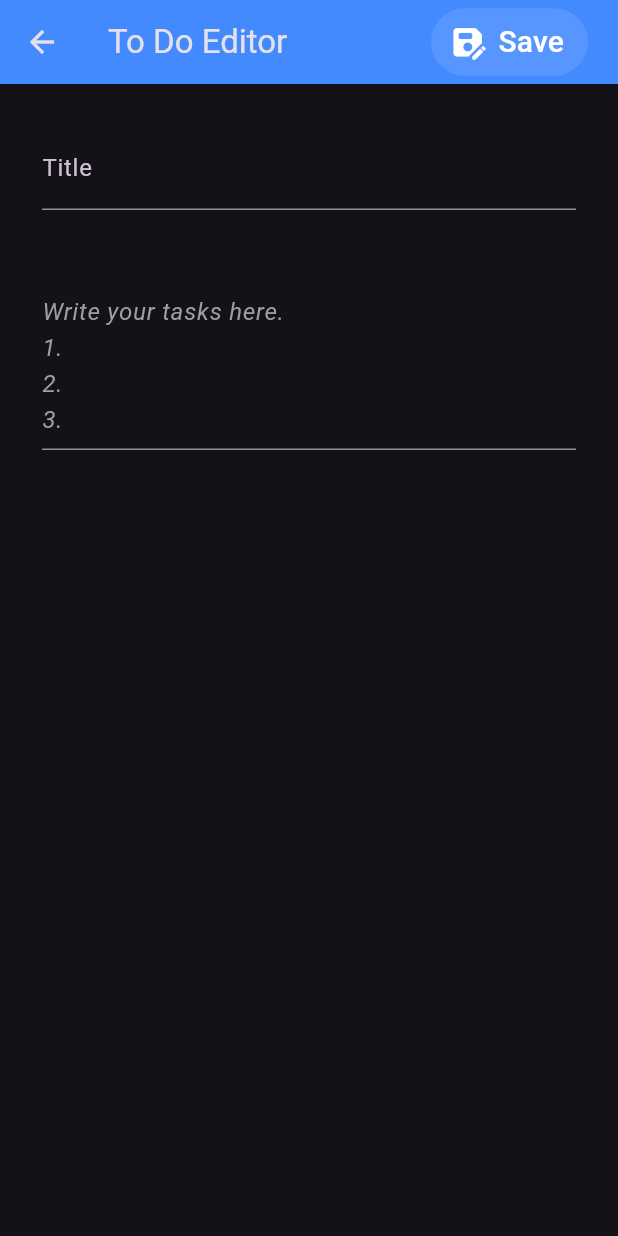
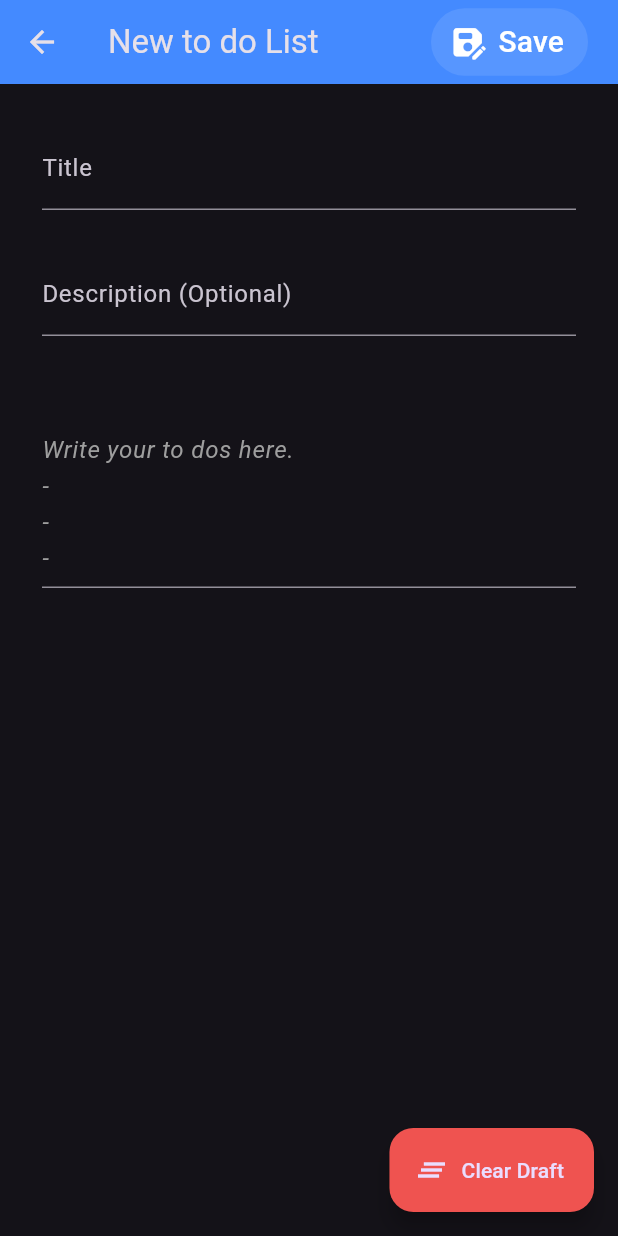
Before and after one commit to falbloshi/2-do, a Flutter app: the screen it shows after launch, after a tap on "New Tasks", on a phone screen of 412 x 824 dp. Run offline on Flutter 3.47's test engine with Material 3 defaults, Android fonts, the phone set to English and light mode, and no system bars; our stand-ins replace hive_flutter; accounts and stored records are empty.

Commit message:
Add Hive Box and Draft

```diff
--- a/lib/main.dart
+++ b/lib/main.dart
@@ -1,7 +1,11 @@
+import 'package:flutter/material.dart';
+import 'package:hive_flutter/hive_flutter.dart';
 import 'package:two_do/pages/home_page.dart';
-import 'package:flutter/material.dart';
 
-void main() {
+void main() async {
+  WidgetsFlutterBinding.ensureInitialized();
+  await Hive.initFlutter();
+  await Hive.openBox('tasksBox');
   runApp(const MainApp());
 }
 
--- a/lib/pages/new_task_page.dart
+++ b/lib/pages/new_task_page.dart
@@ -1,7 +1,28 @@
 import 'package:flutter/material.dart';
+import 'package:hive_flutter/adapters.dart';
+
+class DraftManager {
+  static String? draftTitle;
+  static String? draftDesc;
+  static String? draftTasks;
+
+  static void saveDraft(String title, String desc, String tasks) {
+    draftTitle = title;
+    draftDesc = desc;
+    draftTasks = tasks;
+  }
+
+  static void clearDraft() {
+    draftTitle = null;
+    draftDesc = null;
+    draftTasks = null;
+  }
+}
 
 class NewTaskPage extends StatefulWidget {
-  const NewTaskPage({super.key});
+  final int? taskIndex;
+
+  const NewTaskPage({super.key, this.taskIndex});
 
   @override
   State<NewTaskPage> createState() => _NewTaskPageState();
@@ -9,20 +30,104 @@ class NewTaskPage extends StatefulWidget {
 
 class _NewTaskPageState extends State<NewTaskPage> {
   final titleController = TextEditingController();
-  final taskController = TextEditingController();
+  final descController = TextEditingController();
+  final tasksController = TextEditingController();
+
+  late final Box tasksBox = Hive.box('tasksBox');
+
+  @override
+  void initState() {
+    super.initState();
+
+    if (widget.taskIndex != null) {
+      final list = (tasksBox.getAt(widget.taskIndex!) as List).cast<String>();
+
+      titleController.text = list[0];
+      descController.text = list[1];
+      tasksController.text = list.sublist(2).join('\n');
+    } else {
+      titleController.text = DraftManager.draftTitle ?? '';
+      descController.text = DraftManager.draftDesc ?? '';
+      tasksController.text = DraftManager.draftTasks ?? '';
+    }
+  }
+
+  void showSnack(String msg, {Colors? color}) {
+    ScaffoldMessenger.of(context).showSnackBar(
+      SnackBar(
+        behavior: SnackBarBehavior.floating,
+        width: 400,
+        backgroundColor: Colors.green[600],
+        duration: Duration(milliseconds: 2500),
+        content: Center(
+          child: Text(msg, style: TextStyle(color: Colors.yellow[100])),
+        ),
+      ),
+    );
+  }
+
+  @override
+  void dispose() {
+    if (widget.taskIndex == null) {
+      DraftManager.saveDraft(
+        titleController.text,
+        descController.text,
+        tasksController.text,
+      );
+    }
+    super.dispose();
+  }
+
+  void validateAndSaveForm() {
+    final isEditing = widget.taskIndex != null;
+
+    if (titleController.text.isEmpty) {
+      return showSnack('Title is empty');
+    }
+    if (tasksController.text.isEmpty) {
+      return showSnack('To do list is empty');
+    }
+
+    final tasks = tasksController.text
+        .split('\n')
+        .where((t) => t.trim().isNotEmpty)
+        .toList();
+
+    final emptyDesc = descController.text.trim().isEmpty
+        ? ''
+        : descController.text.trim();
+
+    final newNote = <String>[
+      titleController.text.trim(),
+      emptyDesc,
+      ...tasks.map((e) => e.toString().trim()),
+    ];
+
+    if (isEditing) {
+      tasksBox.putAt(widget.taskIndex!, newNote);
+      showSnack('"${titleController.text}" has been updated!');
+    } else {
+      tasksBox.add(newNote);
+      showSnack('"${titleController.text}" has been saved!');
+      DraftManager.clearDraft();
+    }
+  }
+
   @override
   Widget build(BuildContext context) {
+    final isEditing = widget.taskIndex != null;
+    final appColor = isEditing ? Colors.green[400] : Colors.blueAccent;
+    final appTitle = isEditing
+        ? 'Editing ${titleController.text}'
+        : 'New to do List';
+
     return Scaffold(
       appBar: AppBar(
-        title: const Text('To Do Editor'),
-        backgroundColor: Colors.blueAccent,
+        title: Text(appTitle),
+        backgroundColor: appColor,
         actions: [
           TextButton.icon(
-            onPressed: () {
-              final newNote = taskController.text.split('\n');
-              newNote.insert(0, titleController.text);
-              print(newNote);
-            },
+            onPressed: validateAndSaveForm,
             icon: const Icon(Icons.save_as_rounded, size: 25),
             label: Text('Save', style: TextStyle(fontSize: 20)),
             style: TextButton.styleFrom(
@@ -33,22 +138,43 @@ class _NewTaskPageState extends State<NewTaskPage> {
           SizedBox(width: 20),
         ],
       ),
+
       body: EntryForm(
         titleController: titleController,
-        taskController: taskController,
+        descController: descController,
+        tasksController: tasksController,
       ),
+
+      floatingActionButton: widget.taskIndex == null
+          ? FloatingActionButton.extended(
+              onPressed: () {
+                setState(() {
+                  titleController.clear();
+                  descController.clear();
+                  tasksController.clear();
+                  DraftManager.clearDraft();
+                });
+                showSnack('Draft cleared');
+              },
+              icon: Icon(Icons.clear_all),
+              label: Text('Clear Draft'),
+              backgroundColor: Colors.red[400],
+            )
+          : null,
     );
   }
 }
 
 class EntryForm extends StatelessWidget {
   final TextEditingController titleController;
-  final TextEditingController taskController;
+  final TextEditingController descController;
+  final TextEditingController tasksController;
 
   const EntryForm({
     super.key,
     required this.titleController,
-    required this.taskController,
+    required this.descController,
+    required this.tasksController,
   });
 
   @override
@@ -61,18 +187,27 @@ class EntryForm extends StatelessWidget {
             controller: titleController,
             decoration: InputDecoration(labelText: 'Title'),
           ),
-          SizedBox(height: 48),
+
+          SizedBox(height: 28),
+
+          TextField(
+            controller: descController,
+            decoration: InputDecoration(labelText: 'Description (Optional)'),
+          ),
+
+          SizedBox(height: 56),
+
           TextFormField(
-            controller: taskController,
+            controller: tasksController,
             minLines: 3,
             maxLines: null,
             decoration: InputDecoration(
               border: UnderlineInputBorder(),
-              hintText: 'Write your tasks here. \n1.\n2.\n3.',
+              hintText: 'Write your to dos here. \n- \n- \n- ',
               hintStyle: TextStyle(
                 fontSize: 16,
                 fontStyle: FontStyle.italic,
-                color: Colors.grey, // change this to whatever fits
+                color: Colors.grey,
               ),
             ),
           ),
--- a/lib/pages/task_page.dart
+++ b/lib/pages/task_page.dart
@@ -1,4 +1,5 @@
 import 'package:flutter/material.dart';
+import 'package:hive_flutter/adapters.dart';
 import 'package:two_do/pages/new_task_page.dart';
 
 class TaskPage extends StatefulWidget {
@@ -9,57 +10,47 @@ class TaskPage extends StatefulWidget {
 }
 
 class _TaskPageState extends State<TaskPage> {
-  List<List<String>> notesData = [
-    ['Shopping List', 'Milk', 'Eggs', 'Bread', 'Cheese'],
-    [
-      'Meeting Minutes',
-      'Discussed Q3 results.',
-      'Agreed on new marketing strategy.',
-      'Follow-up: Contact vendor X.',
-    ],
-    ['Travel Checklist', 'Passport', 'Tickets', 'Chargers', 'Food'],
-  ];
+  Box get tasksBox => Hive.box('tasksBox');
 
-  void deleteNote(int index) {
-    String deletedTitle = notesData[index][0];
+  void deleteTaskList(int index) async {
+    final task = tasksBox.getAt(index) as List;
+    final deletedName = task[0];
+
+    await Future.delayed(const Duration(milliseconds: 600));
+
+    tasksBox.deleteAt(index);
+    ScaffoldMessenger.of(context).showSnackBar(
+      SnackBar(
+        duration: const Duration(milliseconds: 800),
+        content: Text('Deleted "$deletedName"'),
+      ),
+    );
+  }
+
+  void deleteTask(int listIndex, int itemIndex) {
+    final task = tasksBox.getAt(listIndex) as List;
+    final removedItem = task[itemIndex + 2];
+    final title = task[0];
+
+    task.removeAt(itemIndex + 2);
+    tasksBox.putAt(listIndex, task);
 
     ScaffoldMessenger.of(context).showSnackBar(
       SnackBar(
-        duration: Duration(milliseconds: 800),
-        content: Text('Deleted "$deletedTitle"'),
+        duration: const Duration(milliseconds: 800),
+        content: Text('Removed "$removedItem" from "$title"'),
       ),
     );
 
-    setState(() {
-      notesData.removeAt(index);
-    });
-  }
-
-  void deleteItem(int noteIndex, int itemIndex) {
-    String deletedItem = notesData[noteIndex][itemIndex + 1];
-    String noteTitle = notesData[noteIndex][0];
-
+    if (task.length == 2) {
+      tasksBox.deleteAt(listIndex);
       ScaffoldMessenger.of(context).showSnackBar(
         SnackBar(
-        duration: Duration(milliseconds: 800),
-        content: Text('Removed "$deletedItem" from "$noteTitle"'),
-      ),
-    );
-
-    setState(() {
-      notesData[noteIndex].removeAt(itemIndex + 1);
-
-      if (notesData[noteIndex].length == 1) {
-        notesData.removeAt(noteIndex);
-
-        ScaffoldMessenger.of(context).showSnackBar(
-          SnackBar(
-            duration: Duration(milliseconds: 800),
-            content: Text('Removed "$noteTitle" — emptied tasks!'),
+          duration: const Duration(milliseconds: 800),
+          content: Text('Removed "$title" — emptied tasks!'),
         ),
       );
     }
-    });
   }
 
   @override
@@ -70,38 +61,51 @@ class _TaskPageState extends State<TaskPage> {
         backgroundColor: Colors.red,
         actions: [
           TextButton.icon(
-            onPressed: () {
-              Navigator.push(
+            onPressed: () async {
+              await Navigator.push(
                 context,
-                MaterialPageRoute<void>(
-                  builder: (context) => const NewTaskPage(),
+                MaterialPageRoute(
+                  builder: (_) => const NewTaskPage(taskIndex: null),
                 ),
               );
             },
-            icon: const Icon(Icons.mode_edit, size: 25),
-            label: Text('New Tasks', style: TextStyle(fontSize: 20)),
+            icon: const Icon(Icons.add_rounded, size: 25),
+            label: const Text('New Tasks', style: TextStyle(fontSize: 18)),
             style: TextButton.styleFrom(
               foregroundColor: Colors.white,
               backgroundColor: Colors.white10,
             ),
           ),
-          SizedBox(width: 20),
+          const SizedBox(width: 20),
         ],
       ),
-      body: ListView.builder(
+
+      body: ValueListenableBuilder(
+        valueListenable: tasksBox.listenable(),
+        builder: (context, Box box, _) {
+          if (box.isEmpty) {
+            return const Center(child: Text('No tasks yet'));
+          }
+
+          return ListView.builder(
             padding: const EdgeInsets.all(8),
-        itemCount: notesData.length,
+            itemCount: box.length,
             itemBuilder: (context, index) {
-          List<String> notesList = notesData[index];
-          String title = notesList[0];
-          List<String> items = notesList.sublist(1);
+              final raw = (box.getAt(index) as List).cast<String>();
+
+              final title = raw[0];
+              final subtitle = raw[1];
+              final tasks = raw.sublist(2);
 
               return NoteCard(
+                taskListIndex: index,
                 title: title,
-            items: items,
-            noteIndex: index,
-            onDeleteNote: () => deleteNote(index),
-            onDeleteItem: (index, itemIndex) => deleteItem(index, itemIndex),
+                subtitle: subtitle,
+                tasks: tasks,
+                onDeleteTaskList: () => deleteTaskList(index),
+                onDeleteTask: deleteTask,
+              );
+            },
           );
         },
       ),
@@ -111,40 +115,59 @@ class _TaskPageState extends State<TaskPage> {
 
 class NoteCard extends StatelessWidget {
   final String title;
-  final List<String> items;
-  final int noteIndex;
-  final VoidCallback onDeleteNote;
-  final Function(int noteIndex, int itemIndex) onDeleteItem;
+  final String subtitle;
+  final List<String> tasks;
+  final int taskListIndex;
+  final VoidCallback onDeleteTaskList;
+  final Function(int listIndex, int itemIndex) onDeleteTask;
 
   const NoteCard({
     super.key,
-    required this.noteIndex,
+    required this.taskListIndex,
     required this.title,
-    required this.items,
-    required this.onDeleteNote,
-    required this.onDeleteItem,
+    required this.subtitle,
+    required this.tasks,
+    required this.onDeleteTaskList,
+    required this.onDeleteTask,
   });
 
   @override
   Widget build(BuildContext context) {
     return Card(
       margin: const EdgeInsets.symmetric(vertical: 8),
-      elevation: 2,
+
+      elevation: 1,
       child: ExpansionTile(
-        title: Text(
-          title,
-          style: const TextStyle(fontWeight: FontWeight.bold, fontSize: 16),
-        ),
-        leading: const Icon(Icons.bookmark_outlined, color: Colors.amberAccent),
+        controlAffinity: ListTileControlAffinity.leading,
+        initiallyExpanded: true,
+        shape: const Border(),
+        title: Text(title, style: const TextStyle(fontWeight: FontWeight.bold)),
+        subtitle: Text(subtitle),
+
         trailing: Row(
           mainAxisSize: MainAxisSize.min,
           children: [
             IconButton(
-              icon: const Icon(Icons.delete, color: Colors.pinkAccent),
+              icon: const Icon(Icons.edit, color: Colors.amber),
+              onPressed: () async {
+                await Navigator.push(
+                  context,
+                  MaterialPageRoute(
+                    builder: (_) => NewTaskPage(taskIndex: taskListIndex),
+                  ),
+                );
+              },
+            ),
+            SizedBox(width: 8),
+            IconButton(
+              icon: const Icon(
+                Icons.delete_forever_outlined,
+                color: Colors.pinkAccent,
+              ),
               onPressed: () {
                 showDialog(
                   context: context,
-                  builder: (context) => AlertDialog(
+                  builder: (_) => AlertDialog(
                     title: const Text('Delete Note'),
                     content: Text('Delete "$title"?'),
                     actions: [
@@ -155,7 +178,7 @@ class NoteCard extends StatelessWidget {
                       TextButton(
                         onPressed: () {
                           Navigator.pop(context);
-                          onDeleteNote();
+                          onDeleteTaskList();
                         },
                         child: const Text('Delete'),
                       ),
@@ -164,37 +187,22 @@ class NoteCard extends StatelessWidget {
                 );
               },
             ),
-            const Icon(Icons.expand_more),
           ],
         ),
-        children: items.map((item) {
+
+        children: tasks.asMap().entries.map((entry) {
+          final idx = entry.key;
+          final task = entry.value;
+
           return Dismissible(
-            background: Container(
-              decoration: BoxDecoration(
-                color: Color.fromARGB(255, 230, 90, 125),
-              ),
-            ),
-            key: Key(item[noteIndex]),
-            onDismissed: (direction) {
-              ScaffoldMessenger.of(context).showSnackBar(
-                SnackBar(
-                  behavior: SnackBarBehavior.floating,
-                  width: 300.0,
-                  backgroundColor: Colors.white,
-                  duration: Duration(milliseconds: 1200),
-                  content: Center(
-                    child: Text(
-                      'Finished "$item"',
-                      style: TextStyle(color: Colors.black87),
-                    ),
-                  ),
-                ),
-              );
-              return;
+            key: UniqueKey(),
+            background: Container(color: const Color(0xFFE65A7D)),
+            onDismissed: (_) {
+              onDeleteTask(taskListIndex, idx);
             },
             child: ListTile(
               leading: const Icon(Icons.circle, size: 8),
-              title: Text(item),
+              title: Text(task),
               dense: true,
             ),
           );
--- a/pubspec.yaml
+++ b/pubspec.yaml
@@ -9,12 +9,13 @@ environment:
 dependencies:
   flutter:
     sdk: flutter
-  provider: ^6.1.5+1
+  hive_flutter: ^1.1.0
 
 dev_dependencies:
   flutter_test:
     sdk: flutter
   flutter_lints: ^6.0.0
+  build_runner: ^2.10.4
 
 flutter:
   uses-material-design: true
```
Also changed, not shown: pubspec.lock. Lines whose indentation alone changed are shown as unchanged.
